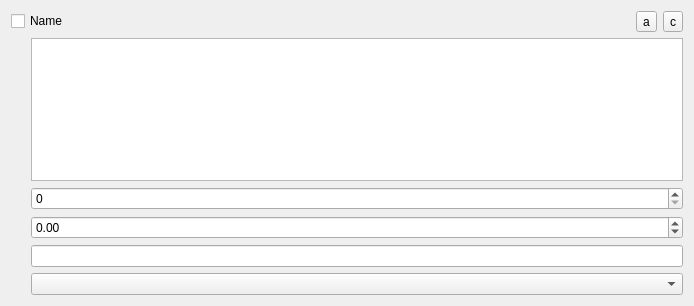
This is dcoraid/gui/upload/widget_supplement_item.ui in DCOR-dev/DCOR-Aid as Qt 5 draws it before an edit. The edited form follows.
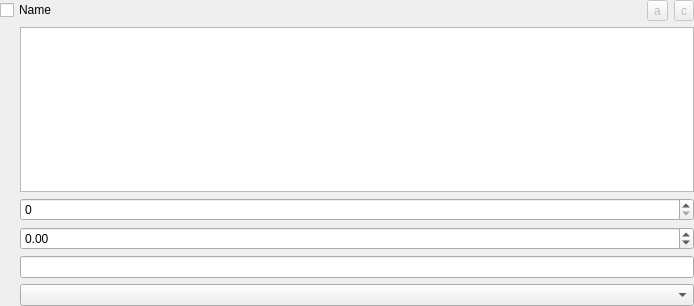
This is the edited form. Icons and pictures are not drawn.

Patch:
```diff
--- a/dcoraid/gui/upload/widget_supplement_item.ui
+++ b/dcoraid/gui/upload/widget_supplement_item.ui
@@ -14,6 +14,18 @@
    <string>Form</string>
   </property>
   <layout class="QVBoxLayout" name="verticalLayout_2">
+   <property name="leftMargin">
+    <number>0</number>
+   </property>
+   <property name="topMargin">
+    <number>0</number>
+   </property>
+   <property name="rightMargin">
+    <number>0</number>
+   </property>
+   <property name="bottomMargin">
+    <number>0</number>
+   </property>
    <item>
     <layout class="QHBoxLayout" name="horizontalLayout">
      <property name="bottomMargin">
@@ -34,6 +46,9 @@
      </item>
      <item>
       <widget class="QToolButton" name="toolButton_apply_all">
+       <property name="enabled">
+        <bool>false</bool>
+       </property>
        <property name="toolTip">
         <string>Apply to all resources</string>
        </property>
@@ -48,6 +63,9 @@
      </item>
      <item>
       <widget class="QToolButton" name="toolButton_clear_all">
+       <property name="enabled">
+        <bool>false</bool>
+       </property>
        <property name="toolTip">
         <string>Remove from all resources</string>
        </property>
```
